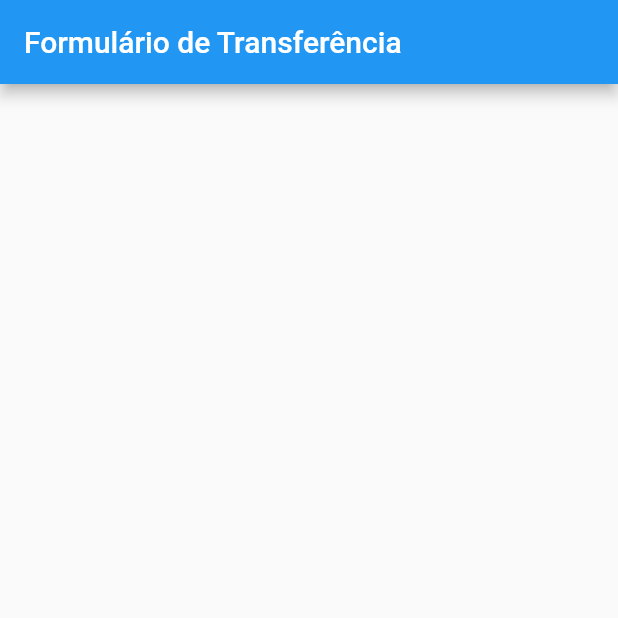
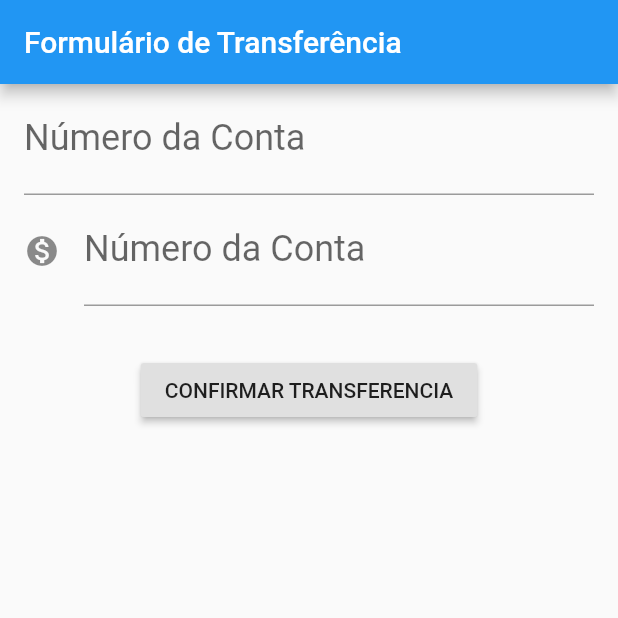
Before and after one commit to matheuSantos-me/ByteBank, a Flutter app: the screen it shows after launch, on a phone screen of 412 x 824 dp, the top half of it. Run offline on Flutter 3.47's test engine with Material 2 defaults, Android fonts, the phone set to English and light mode, and no system bars.

Commit message:
docs: Create inputs and button event for screen of Create Bank Transfer

```diff
--- a/lib/main.dart
+++ b/lib/main.dart
@@ -66,6 +66,36 @@ class BankTransferForm extends StatelessWidget {
       appBar: AppBar(
         title: Text('Formulário de Transferência'),
       ),
+      body: Column(
+        children: <Widget>[
+          Padding(
+            padding: const EdgeInsets.fromLTRB(16.0, 0, 16.0, 0),
+            child: TextField(
+              style: TextStyle(fontSize: 24.0),
+              decoration: InputDecoration(
+                  labelText: 'Número da Conta', hintText: '000000-0'),
+              keyboardType: TextInputType.number,
+            ),
+          ),
+          Padding(
+            padding: const EdgeInsets.fromLTRB(16.0, 0, 16.0, 32.0),
+            child: TextField(
+              style: TextStyle(fontSize: 24.0),
+              decoration: InputDecoration(
+                  icon: Icon(Icons.monetization_on),
+                  labelText: 'Número da Conta',
+                  hintText: '000000-0'),
+              keyboardType: TextInputType.number,
+            ),
+          ),
+          RaisedButton(
+            child: Text('CONFIRMAR TRANSFERENCIA'),
+            onPressed: () {
+              print('FGHJKLKJHGFDSDFGHJKLKJHGFDSDFGHJK');
+            },
+          )
+        ],
+      ),
     );
   }
 }
```
